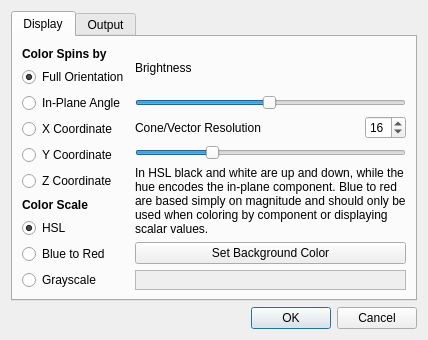
First picture: the form in source/preferences.ui, repository grahamrow/Muview2, before the edit.
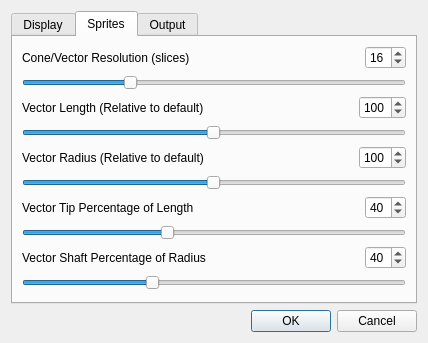
Second picture: the form after the edit.

Commit message: Added vector display control configurations. Fixed important bug that caused problems with caching when scrubbing backwards with the animation slider.

The edit to the form file:
```diff
--- a/source/preferences.ui
+++ b/source/preferences.ui
@@ -6,7 +6,7 @@
    <rect>
     <x>0</x>
     <y>0</y>
-    <width>476</width>
+    <width>397</width>
     <height>411</height>
    </rect>
   </property>
@@ -26,7 +26,7 @@
    <item>
     <widget class="QTabWidget" name="tabWidget">
      <property name="currentIndex">
-      <number>0</number>
+      <number>1</number>
      </property>
      <widget class="QWidget" name="colorTab">
       <attribute name="title">
@@ -156,6 +156,19 @@
            </attribute>
           </widget>
          </item>
+         <item>
+          <spacer name="verticalSpacer">
+           <property name="orientation">
+            <enum>Qt::Vertical</enum>
+           </property>
+           <property name="sizeHint" stdset="0">
+            <size>
+             <width>20</width>
+             <height>1</height>
+            </size>
+           </property>
+          </spacer>
+         </item>
         </layout>
        </item>
        <item>
@@ -183,68 +196,6 @@
            </property>
           </widget>
          </item>
-         <item>
-          <layout class="QHBoxLayout" name="horizontalLayout">
-           <item>
-            <widget class="QLabel" name="label_3">
-             <property name="text">
-              <string>Cone/Vector Resolution</string>
-             </property>
-            </widget>
-           </item>
-           <item>
-            <spacer name="horizontalSpacer">
-             <property name="orientation">
-              <enum>Qt::Horizontal</enum>
-             </property>
-             <property name="sizeHint" stdset="0">
-              <size>
-               <width>40</width>
-               <height>20</height>
-              </size>
-             </property>
-            </spacer>
-           </item>
-           <item>
-            <widget class="QSpinBox" name="spriteResolution">
-             <property name="enabled">
-              <bool>true</bool>
-             </property>
-             <property name="frame">
-              <bool>true</bool>
-             </property>
-             <property name="minimum">
-              <number>4</number>
-             </property>
-             <property name="maximum">
-              <number>48</number>
-             </property>
-             <property name="singleStep">
-              <number>1</number>
-             </property>
-             <property name="value">
-              <number>16</number>
-             </property>
-            </widget>
-           </item>
-          </layout>
-         </item>
-         <item>
-          <widget class="QSlider" name="spriteResolutionSlider">
-           <property name="minimum">
-            <number>4</number>
-           </property>
-           <property name="maximum">
-            <number>48</number>
-           </property>
-           <property name="value">
-            <number>16</number>
-           </property>
-           <property name="orientation">
-            <enum>Qt::Horizontal</enum>
-           </property>
-          </widget>
-         </item>
          <item>
           <widget class="QLabel" name="label_5">
            <property name="text">
@@ -290,10 +241,353 @@
            </property>
           </widget>
          </item>
+         <item>
+          <spacer name="verticalSpacer_2">
+           <property name="orientation">
+            <enum>Qt::Vertical</enum>
+           </property>
+           <property name="sizeHint" stdset="0">
+            <size>
+             <width>20</width>
+             <height>1</height>
+            </size>
+           </property>
+          </spacer>
+         </item>
         </layout>
        </item>
       </layout>
      </widget>
+     <widget class="QWidget" name="tab">
+      <attribute name="title">
+       <string>Sprites</string>
+      </attribute>
+      <layout class="QVBoxLayout" name="verticalLayout_4">
+       <item>
+        <layout class="QHBoxLayout" name="horizontalLayout">
+         <item>
+          <widget class="QLabel" name="label_3">
+           <property name="text">
+            <string>Cone/Vector Resolution (slices)</string>
+           </property>
+          </widget>
+         </item>
+         <item>
+          <spacer name="horizontalSpacer">
+           <property name="orientation">
+            <enum>Qt::Horizontal</enum>
+           </property>
+           <property name="sizeHint" stdset="0">
+            <size>
+             <width>40</width>
+             <height>20</height>
+            </size>
+           </property>
+          </spacer>
+         </item>
+         <item>
+          <widget class="QSpinBox" name="spriteResolution">
+           <property name="enabled">
+            <bool>true</bool>
+           </property>
+           <property name="frame">
+            <bool>true</bool>
+           </property>
+           <property name="minimum">
+            <number>4</number>
+           </property>
+           <property name="maximum">
+            <number>48</number>
+           </property>
+           <property name="singleStep">
+            <number>1</number>
+           </property>
+           <property name="value">
+            <number>16</number>
+           </property>
+          </widget>
+         </item>
+        </layout>
+       </item>
+       <item>
+        <widget class="QSlider" name="spriteResolutionSlider">
+         <property name="minimum">
+          <number>4</number>
+         </property>
+         <property name="maximum">
+          <number>48</number>
+         </property>
+         <property name="value">
+          <number>16</number>
+         </property>
+         <property name="orientation">
+          <enum>Qt::Horizontal</enum>
+         </property>
+        </widget>
+       </item>
+       <item>
+        <layout class="QHBoxLayout" name="horizontalLayout_5">
+         <item>
+          <widget class="QLabel" name="label_12">
+           <property name="text">
+            <string>Vector Length (Relative to default)</string>
+           </property>
+          </widget>
+         </item>
+         <item>
+          <spacer name="horizontalSpacer_4">
+           <property name="orientation">
+            <enum>Qt::Horizontal</enum>
+           </property>
+           <property name="sizeHint" stdset="0">
+            <size>
+             <width>40</width>
+             <height>20</height>
+            </size>
+           </property>
+          </spacer>
+         </item>
+         <item>
+          <widget class="QSpinBox" name="vectorLength">
+           <property name="enabled">
+            <bool>true</bool>
+           </property>
+           <property name="frame">
+            <bool>true</bool>
+           </property>
+           <property name="minimum">
+            <number>1</number>
+           </property>
+           <property name="maximum">
+            <number>200</number>
+           </property>
+           <property name="singleStep">
+            <number>1</number>
+           </property>
+           <property name="value">
+            <number>100</number>
+           </property>
+          </widget>
+         </item>
+        </layout>
+       </item>
+       <item>
+        <widget class="QSlider" name="vectorLengthSlider">
+         <property name="minimum">
+          <number>1</number>
+         </property>
+         <property name="maximum">
+          <number>200</number>
+         </property>
+         <property name="value">
+          <number>100</number>
+         </property>
+         <property name="orientation">
+          <enum>Qt::Horizontal</enum>
+         </property>
+        </widget>
+       </item>
+       <item>
+        <layout class="QHBoxLayout" name="horizontalLayout_3">
+         <item>
+          <widget class="QLabel" name="label_10">
+           <property name="text">
+            <string>Vector Radius (Relative to default)</string>
+           </property>
+          </widget>
+         </item>
+         <item>
+          <spacer name="horizontalSpacer_2">
+           <property name="orientation">
+            <enum>Qt::Horizontal</enum>
+           </property>
+           <property name="sizeHint" stdset="0">
+            <size>
+             <width>40</width>
+             <height>20</height>
+            </size>
+           </property>
+          </spacer>
+         </item>
+         <item>
+          <widget class="QSpinBox" name="vectorRadius">
+           <property name="enabled">
+            <bool>true</bool>
+           </property>
+           <property name="frame">
+            <bool>true</bool>
+           </property>
+           <property name="minimum">
+            <number>1</number>
+           </property>
+           <property name="maximum">
+            <number>200</number>
+           </property>
+           <property name="singleStep">
+            <number>1</number>
+           </property>
+           <property name="value">
+            <number>100</number>
+           </property>
+          </widget>
+         </item>
+        </layout>
+       </item>
+       <item>
+        <widget class="QSlider" name="vectorRadiusSlider">
+         <property name="minimum">
+          <number>1</number>
+         </property>
+         <property name="maximum">
+          <number>200</number>
+         </property>
+         <property name="value">
+          <number>100</number>
+         </property>
+         <property name="orientation">
+          <enum>Qt::Horizontal</enum>
+         </property>
+        </widget>
+       </item>
+       <item>
+        <layout class="QHBoxLayout" name="horizontalLayout_4">
+         <item>
+          <widget class="QLabel" name="label_11">
+           <property name="text">
+            <string>Vector Tip Percentage of Length</string>
+           </property>
+          </widget>
+         </item>
+         <item>
+          <spacer name="horizontalSpacer_3">
+           <property name="orientation">
+            <enum>Qt::Horizontal</enum>
+           </property>
+           <property name="sizeHint" stdset="0">
+            <size>
+             <width>40</width>
+             <height>20</height>
+            </size>
+           </property>
+          </spacer>
+         </item>
+         <item>
+          <widget class="QSpinBox" name="tipPercent">
+           <property name="enabled">
+            <bool>true</bool>
+           </property>
+           <property name="frame">
+            <bool>true</bool>
+           </property>
+           <property name="minimum">
+            <number>10</number>
+           </property>
+           <property name="maximum">
+            <number>90</number>
+           </property>
+           <property name="singleStep">
+            <number>1</number>
+           </property>
+           <property name="value">
+            <number>40</number>
+           </property>
+          </widget>
+         </item>
+        </layout>
+       </item>
+       <item>
+        <widget class="QSlider" name="tipPercentSlider">
+         <property name="minimum">
+          <number>10</number>
+         </property>
+         <property name="maximum">
+          <number>90</number>
+         </property>
+         <property name="value">
+          <number>40</number>
+         </property>
+         <property name="orientation">
+          <enum>Qt::Horizontal</enum>
+         </property>
+        </widget>
+       </item>
+       <item>
+        <layout class="QHBoxLayout" name="horizontalLayout_6">
+         <item>
+          <widget class="QLabel" name="label_13">
+           <property name="text">
+            <string>Vector Shaft Percentage of Radius</string>
+           </property>
+          </widget>
+         </item>
+         <item>
+          <spacer name="horizontalSpacer_5">
+           <property name="orientation">
+            <enum>Qt::Horizontal</enum>
+           </property>
+           <property name="sizeHint" stdset="0">
+            <size>
+             <width>40</width>
+             <height>20</height>
+            </size>
+           </property>
+          </spacer>
+         </item>
+         <item>
+          <widget class="QSpinBox" name="shaftRadiusPercent">
+           <property name="enabled">
+            <bool>true</bool>
+           </property>
+           <property name="frame">
+            <bool>true</bool>
+           </property>
+           <property name="minimum">
+            <number>20</number>
+           </property>
+           <property name="maximum">
+            <number>80</number>
+           </property>
+           <property name="singleStep">
+            <number>1</number>
+           </property>
+           <property name="value">
+            <number>40</number>
+           </property>
+          </widget>
+         </item>
+        </layout>
+       </item>
+       <item>
+        <widget class="QSlider" name="shaftRadiusPercentSlider">
+         <property name="minimum">
+          <number>20</number>
+         </property>
+         <property name="maximum">
+          <number>80</number>
+         </property>
+         <property name="value">
+          <number>40</number>
+         </property>
+         <property name="orientation">
+          <enum>Qt::Horizontal</enum>
+         </property>
+        </widget>
+       </item>
+       <item>
+        <spacer name="verticalSpacer_4">
+         <property name="orientation">
+          <enum>Qt::Vertical</enum>
+         </property>
+         <property name="sizeHint" stdset="0">
+          <size>
+           <width>20</width>
+           <height>1</height>
+          </size>
+         </property>
+        </spacer>
+       </item>
+      </layout>
+     </widget>
      <widget class="QWidget" name="outputTab">
       <attribute name="title">
        <string>Output</string>
```
Left out of the diff: 403 changed lines with no effect on the pictures. The commit also changes 8 other files.
